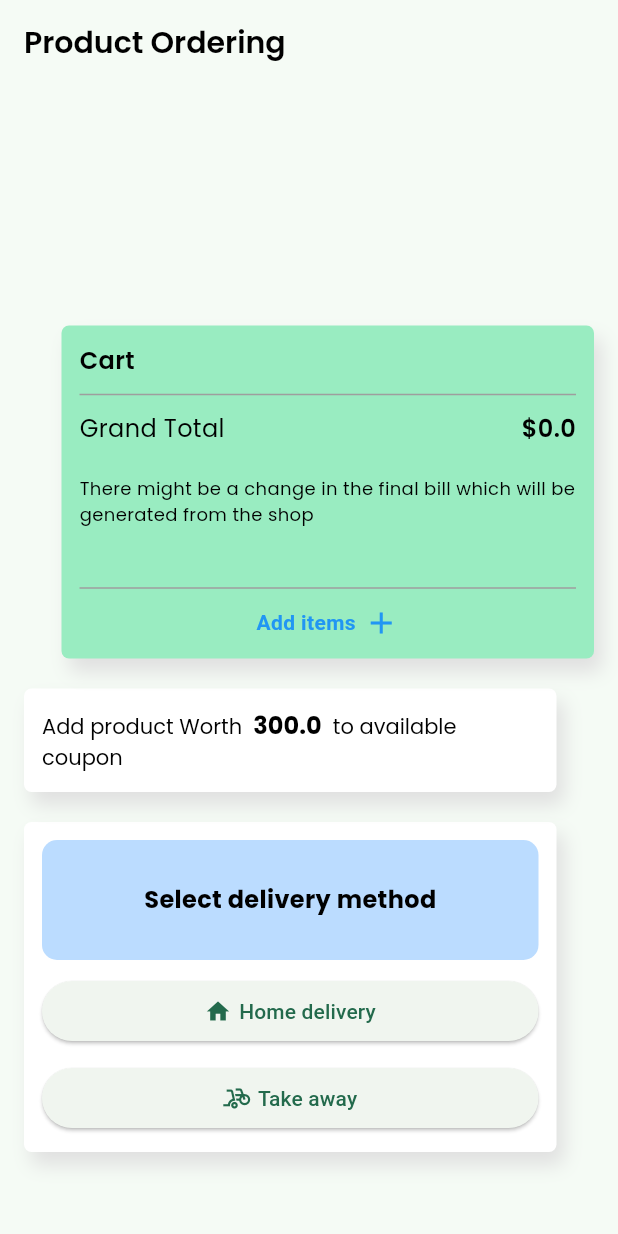
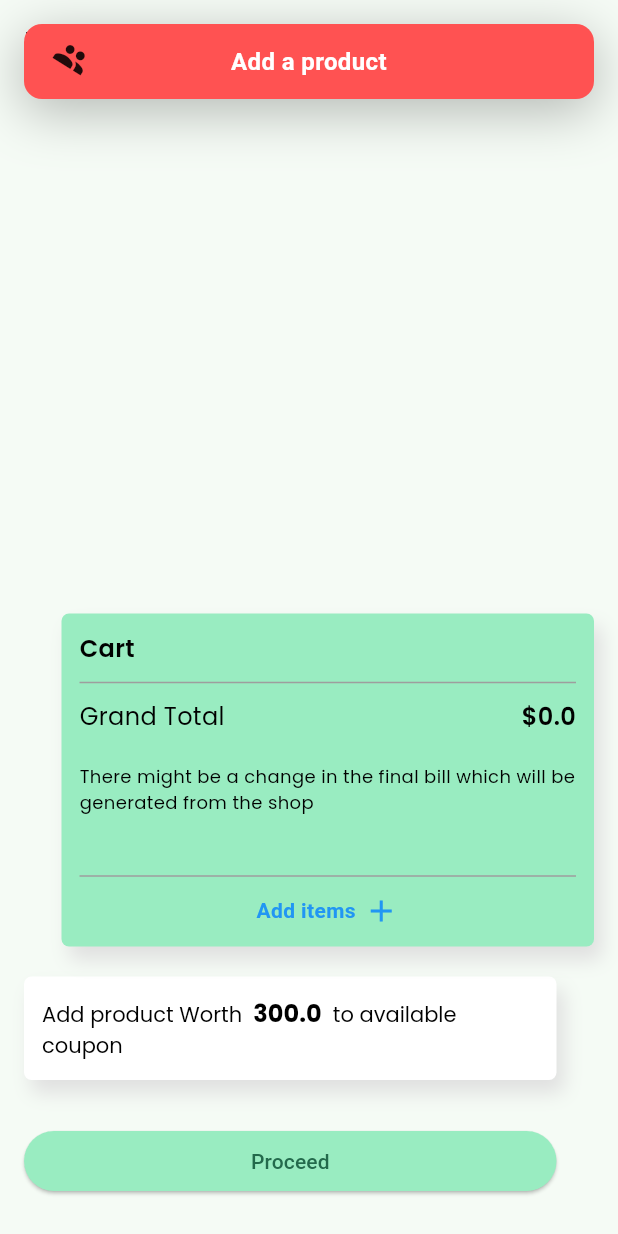
Before and after one commit to salahvk/fegno_order_app, a Flutter app: the screen it shows after launch, after a tap on "Proceed", on a phone screen of 412 x 824 dp. Run offline on Flutter 3.47's test engine with Material 2 defaults, Android fonts, the phone set to English and light mode, and no system bars; drawn by our look-alikes of top_snackbar_flutter; our stand-ins replace bloc, cached_network_image, flutter_bloc, get_it, google_fonts, just_audio and 3 more.

Commit message:
minor changes

```diff
--- a/lib/presentation/bloc/bloc/product_bloc.dart
+++ b/lib/presentation/bloc/bloc/product_bloc.dart
@@ -60,7 +60,7 @@
   FutureOr<void> decrementQuantityEvent(
       DecrementQuantityEvent event, Emitter<ProductState> emit) {
     for (var item in cartList) {
-      if (item.itemName == event.cartItem.itemName) {
+      if (item.itemName == event.cartItem.itemName && item.quantity != 0) {
         item.quantity -= 1;
 
         emit(ProductBlocInitial(cartItem: dummyData));
@@ -88,7 +88,8 @@
           cartItem: dummyData,
           isHome: prevState.isHome,
           timeSlot: timeSlots,
-          selectedTimeSlot: event.timeSlot));
+          selectedTimeSlot: event.timeSlot,
+          couponModel: prevState.couponModel));
     }
   }
 }
--- a/lib/presentation/screens/product_ordering_screen.dart
+++ b/lib/presentation/screens/product_ordering_screen.dart
@@ -11,6 +11,8 @@
 import 'package:flutter_bloc/flutter_bloc.dart';
 import 'package:get_it/get_it.dart';
 import 'package:lottie/lottie.dart';
+import 'package:top_snackbar_flutter/custom_snack_bar.dart';
+import 'package:top_snackbar_flutter/top_snack_bar.dart';
 
 class ProductOrderingPage extends StatefulWidget {
   const ProductOrderingPage({super.key});
@@ -385,7 +387,7 @@
                                     fontSize: 14),
                               ),
                               Text(
-                                '\$20.00',
+                                '\$$grandTotal',
                                 style: getSemiBoldStyle(
                                     color: ColorManager.mainTextColor,
                                     fontSize: 14),
@@ -402,11 +404,19 @@
                                   color: ColorManager.mainTextColor,
                                   fontSize: 14),
                             ),
-                            Text(
-                              '\$20.00',
-                              style: getSemiBoldStyle(
-                                  color: ColorManager.green, fontSize: 14),
-                            ),
+                            state.couponModel != null
+                                ? Text(
+                                    '\$${state.couponModel?.discountAmount}',
+                                    style: getSemiBoldStyle(
+                                        color: ColorManager.green,
+                                        fontSize: 14),
+                                  )
+                                : Text(
+                                    '\$0.00',
+                                    style: getSemiBoldStyle(
+                                        color: ColorManager.green,
+                                        fontSize: 14),
+                                  ),
                           ],
                         ),
                         const Divider(),
@@ -422,7 +432,7 @@
                                     fontSize: 16),
                               ),
                               Text(
-                                '\$0.00',
+                                '\$${double.parse(grandTotal) + (state.couponModel?.discountAmount ?? 0)}',
                                 style: getBoldStyle(
                                     color: ColorManager.green, fontSize: 16),
                               ),
@@ -479,10 +489,26 @@
                       ? SizedBox(
                           width: size.width,
                           child: ElevatedButton(
+                            style: ElevatedButton.styleFrom(
+                                backgroundColor: ColorManager.chatGreen),
                             onPressed: () {
-                              setState(() {
-                                isProceed = true;
-                              });
+                              if (double.parse(grandTotal) < 1) {
+                                showTopSnackBar(
+                                    Overlay.of(context),
+                                    const SizedBox(
+                                      height: 50,
+                                      child: CustomSnackBar.error(
+                                        icon: Icon(Icons.people),
+                                        iconPositionLeft: 20,
+                                        iconPositionTop: -25,
+                                        message: "Add a product",
+                                      ),
+                                    ));
+                              } else {
+                                setState(() {
+                                  isProceed = true;
+                                });
+                              }
                             },
                             child: const Text("Proceed"),
                           ),
--- a/pubspec.yaml
+++ b/pubspec.yaml
@@ -46,6 +46,7 @@
   screenshot: ^2.1.0
   lottie: ^2.5.0
   just_audio: ^0.9.34
+  top_snackbar_flutter: ^3.1.0
 
 dev_dependencies:
   flutter_test:
```
Also changed, not shown: pubspec.lock.
